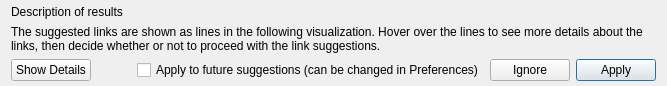
The window that glue/dialogs/autolinker/qt/autolinker.ui (glue-viz/glue) describes before a commit, drawn with Qt 5.
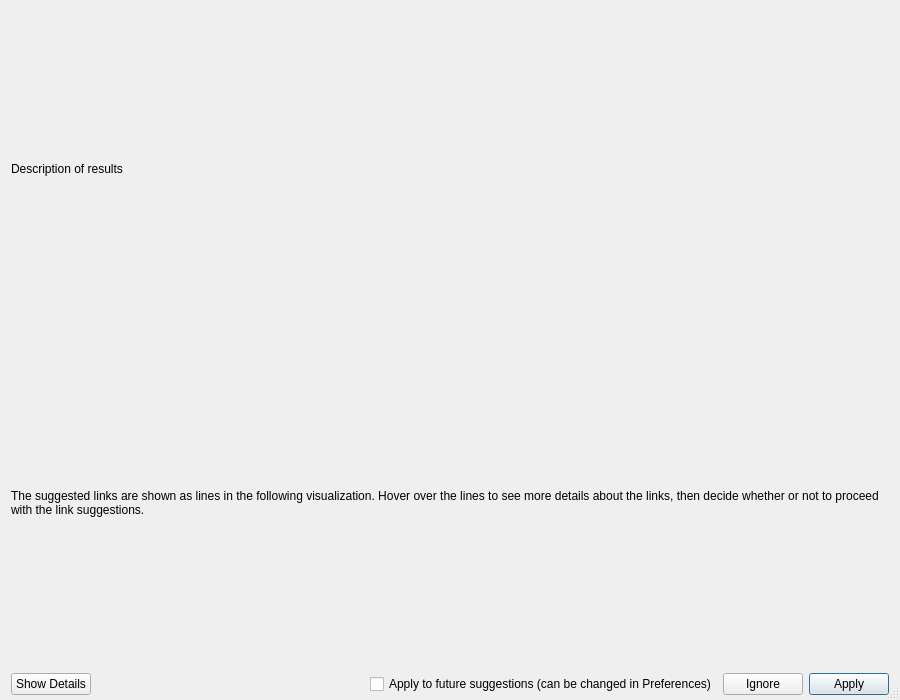
The same window after the commit.

The edit to the form file:
```diff
--- a/glue/dialogs/autolinker/qt/autolinker.ui
+++ b/glue/dialogs/autolinker/qt/autolinker.ui
@@ -6,25 +6,19 @@
    <rect>
     <x>0</x>
     <y>0</y>
-    <width>756</width>
-    <height>496</height>
+    <width>900</width>
+    <height>700</height>
    </rect>
   </property>
-  <property name="sizePolicy">
-   <sizepolicy hsizetype="Minimum" vsizetype="Minimum">
-    <horstretch>0</horstretch>
-    <verstretch>0</verstretch>
-   </sizepolicy>
-  </property>
   <property name="windowTitle">
    <string>Link Suggestions</string>
   </property>
   <property name="sizeGripEnabled">
-   <bool>false</bool>
+   <bool>true</bool>
   </property>
   <layout class="QVBoxLayout" name="verticalLayout">
    <property name="sizeConstraint">
-    <enum>QLayout::SetFixedSize</enum>
+     <enum>QLayout::SetDefaultConstraint</enum>
    </property>
    <property name="topMargin">
     <number>5</number>
```
Lines whose indentation alone changed are shown as unchanged.
